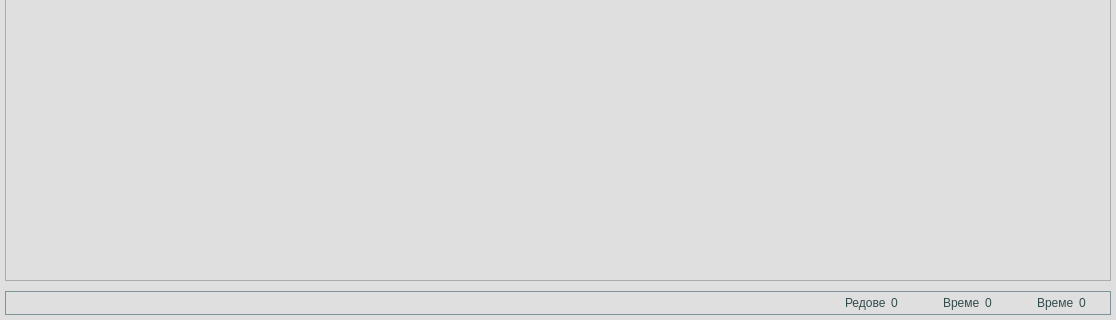
Above: app/ui/widgets/customTimePapersWidget.ui from DevilPhp/WorkSalary.v01 before the change; both pictures show x 0 to 1116 and y 595 to 915 of the 1116 by 915 pixel window. Below: the same form after it.
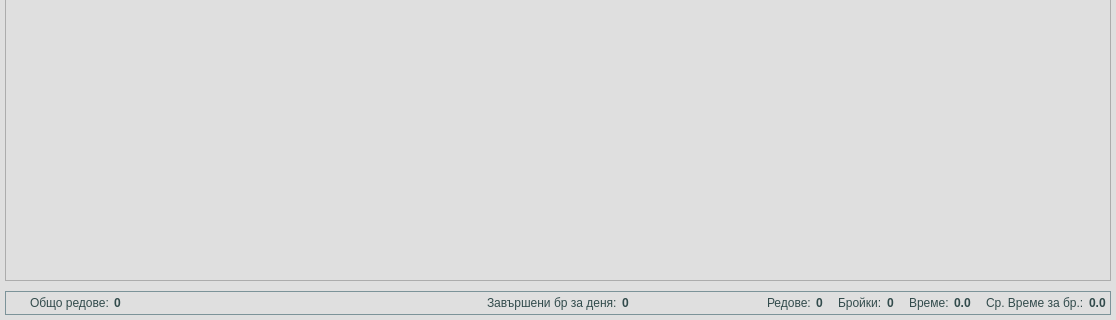
That is the form after the change. Icons and pictures are not drawn.

Diff of the .ui file:
```diff
--- a/app/ui/widgets/customTimePapersWidget.ui
+++ b/app/ui/widgets/customTimePapersWidget.ui
@@ -65,6 +65,10 @@
 	font-size: 9pt;
 }
 
+#avrTimePerPiece, #totalSelectedPieces, #totalSelectedTime, #totalSelectedRows, #totalViewRows, #totalProducedPieces {
+	font-weight: 700;
+}
+
 #modelHolder QLabel, #newModelInfoHolder * , #widget_11 *{
 	font-size: 10pt;
 }
@@ -1376,7 +1380,23 @@
        </property>
        <item>
         <widget class="QWidget" name="timePaperTableHolder" native="true">
-         <layout class="QVBoxLayout" name="verticalLayout_11"/>
+         <layout class="QVBoxLayout" name="verticalLayout_11">
+          <property name="spacing">
+           <number>5</number>
+          </property>
+          <property name="leftMargin">
+           <number>5</number>
+          </property>
+          <property name="topMargin">
+           <number>5</number>
+          </property>
+          <property name="rightMargin">
+           <number>5</number>
+          </property>
+          <property name="bottomMargin">
+           <number>0</number>
+          </property>
+         </layout>
         </widget>
        </item>
       </layout>
@@ -1411,10 +1431,10 @@
        <widget class="QWidget" name="widget_2" native="true">
         <layout class="QHBoxLayout" name="horizontalLayout_21">
          <property name="spacing">
-          <number>10</number>
+          <number>20</number>
          </property>
          <property name="leftMargin">
-          <number>0</number>
+          <number>20</number>
          </property>
          <property name="topMargin">
           <number>0</number>
@@ -1425,14 +1445,49 @@
          <property name="bottomMargin">
           <number>0</number>
          </property>
+         <item alignment="Qt::AlignLeft">
+          <widget class="QWidget" name="widget_17" native="true">
+           <layout class="QHBoxLayout" name="horizontalLayout_25">
+            <property name="spacing">
+             <number>5</number>
+            </property>
+            <property name="leftMargin">
+             <number>0</number>
+            </property>
+            <property name="topMargin">
+             <number>0</number>
+            </property>
+            <property name="rightMargin">
+             <number>0</number>
+            </property>
+            <property name="bottomMargin">
+             <number>0</number>
+            </property>
+            <item>
+             <widget class="QLabel" name="label_42">
+              <property name="text">
+               <string>Общо редове:</string>
+              </property>
+             </widget>
+            </item>
+            <item>
+             <widget class="QLabel" name="totalViewRows">
+              <property name="text">
+               <string>0</string>
+              </property>
+             </widget>
+            </item>
+           </layout>
+          </widget>
+         </item>
         </layout>
        </widget>
       </item>
-      <item alignment="Qt::AlignLeft">
+      <item alignment="Qt::AlignHCenter">
        <widget class="QWidget" name="widget_8" native="true">
         <layout class="QHBoxLayout" name="horizontalLayout_19">
          <property name="spacing">
-          <number>10</number>
+          <number>5</number>
          </property>
          <property name="leftMargin">
           <number>0</number>
@@ -1446,6 +1501,41 @@
          <property name="bottomMargin">
           <number>0</number>
          </property>
+         <item>
+          <widget class="QWidget" name="widget_19" native="true">
+           <layout class="QHBoxLayout" name="horizontalLayout_27">
+            <property name="spacing">
+             <number>5</number>
+            </property>
+            <property name="leftMargin">
+             <number>0</number>
+            </property>
+            <property name="topMargin">
+             <number>0</number>
+            </property>
+            <property name="rightMargin">
+             <number>0</number>
+            </property>
+            <property name="bottomMargin">
+             <number>0</number>
+            </property>
+            <item>
+             <widget class="QLabel" name="label_43">
+              <property name="text">
+               <string>Завършени бр за деня:</string>
+              </property>
+             </widget>
+            </item>
+            <item>
+             <widget class="QLabel" name="totalProducedPieces">
+              <property name="text">
+               <string>0</string>
+              </property>
+             </widget>
+            </item>
+           </layout>
+          </widget>
+         </item>
         </layout>
        </widget>
       </item>
@@ -1459,7 +1549,7 @@
         </property>
         <layout class="QHBoxLayout" name="horizontalLayout_20">
          <property name="spacing">
-          <number>45</number>
+          <number>15</number>
          </property>
          <property name="leftMargin">
           <number>0</number>
@@ -1468,7 +1558,7 @@
           <number>0</number>
          </property>
          <property name="rightMargin">
-          <number>20</number>
+          <number>0</number>
          </property>
          <property name="bottomMargin">
           <number>0</number>
@@ -1494,12 +1584,12 @@
             <item>
              <widget class="QLabel" name="label_36">
               <property name="text">
-               <string>Редове</string>
+               <string>Редове:</string>
               </property>
              </widget>
             </item>
             <item>
-             <widget class="QLabel" name="label_37">
+             <widget class="QLabel" name="totalSelectedRows">
               <property name="text">
                <string>0</string>
               </property>
@@ -1529,12 +1619,12 @@
             <item>
              <widget class="QLabel" name="label_38">
               <property name="text">
-               <string>Време</string>
+               <string>Бройки:</string>
               </property>
              </widget>
             </item>
             <item>
-             <widget class="QLabel" name="label_39">
+             <widget class="QLabel" name="totalSelectedPieces">
               <property name="text">
                <string>0</string>
               </property>
@@ -1568,16 +1658,57 @@
              <number>0</number>
             </property>
             <item>
-             <widget class="QLabel" name="label_41">
+             <widget class="QLabel" name="label_37">
               <property name="text">
-               <string>Време</string>
+               <string>Време:</string>
               </property>
              </widget>
             </item>
             <item>
-             <widget class="QLabel" name="label_40">
+             <widget class="QLabel" name="totalSelectedTime">
               <property name="text">
-               <string>0</string>
+               <string>0.0</string>
+              </property>
+             </widget>
+            </item>
+           </layout>
+          </widget>
+         </item>
+         <item>
+          <widget class="QWidget" name="widget_18" native="true">
+           <property name="minimumSize">
+            <size>
+             <width>0</width>
+             <height>0</height>
+            </size>
+           </property>
+           <layout class="QHBoxLayout" name="horizontalLayout_26">
+            <property name="spacing">
+             <number>5</number>
+            </property>
+            <property name="leftMargin">
+             <number>0</number>
+            </property>
+            <property name="topMargin">
+             <number>0</number>
+            </property>
+            <property name="rightMargin">
+             <number>0</number>
+            </property>
+            <property name="bottomMargin">
+             <number>0</number>
+            </property>
+            <item>
+             <widget class="QLabel" name="label_39">
+              <property name="text">
+               <string>Ср. Време за бр.:</string>
+              </property>
+             </widget>
+            </item>
+            <item>
+             <widget class="QLabel" name="avrTimePerPiece">
+              <property name="text">
+               <string>0.0</string>
               </property>
              </widget>
             </item>
```
